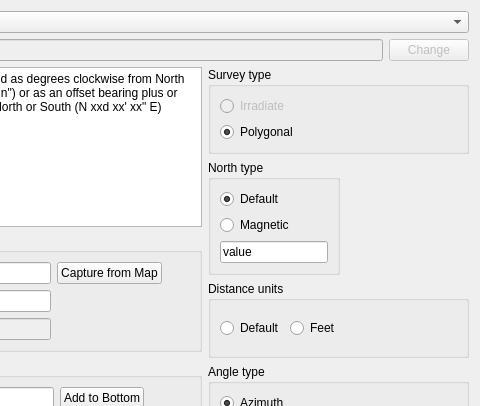
This is ui.ui in mpetroff/qgsazimuth as Qt 5 draws it before an edit; both pictures show x 132 to 612 and y 0 to 406 of the 612 by 685 pixel window. The edited form follows.
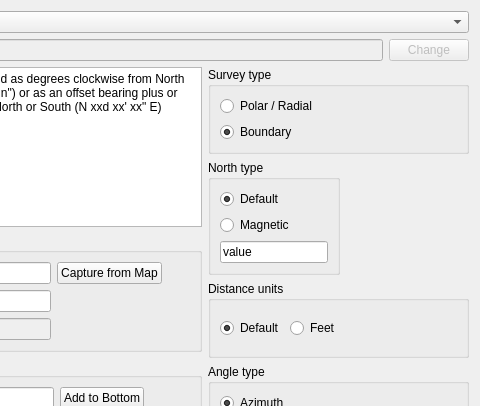
This is the edited form.

Commit message: implemented radial/polar measurements; renamed survey types;

The edit to the form file:
```diff
--- a/ui.ui
+++ b/ui.ui
@@ -523,7 +523,7 @@
           <item>
            <widget class="QRadioButton" name="radioButton_irrSurvey" >
             <property name="enabled" >
-             <bool>false</bool>
+             <bool>true</bool>
             </property>
             <property name="sizePolicy" >
              <sizepolicy vsizetype="Preferred" hsizetype="Minimum" >
@@ -532,7 +532,7 @@
              </sizepolicy>
             </property>
             <property name="text" >
-             <string>Irradiate</string>
+             <string>Polar / Radial</string>
             </property>
             <property name="checkable" >
              <bool>true</bool>
@@ -554,7 +554,7 @@
              </sizepolicy>
             </property>
             <property name="text" >
-             <string>Polygonal</string>
+             <string>Boundary</string>
             </property>
             <property name="checked" >
              <bool>true</bool>
@@ -650,6 +650,9 @@
             <property name="text" >
              <string>Default</string>
             </property>
+            <property name="checked" >
+             <bool>true</bool>
+            </property>
            </widget>
           </item>
           <item>
```
Left out of the diff: 8 changed lines with no effect on the pictures. The commit also changes 2 other files.
